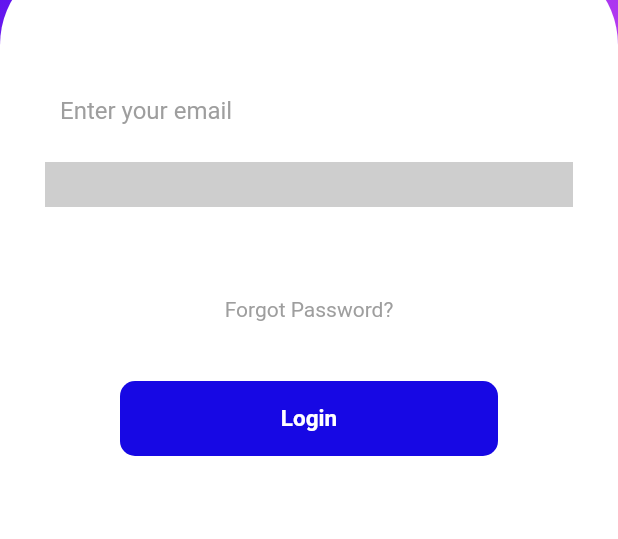
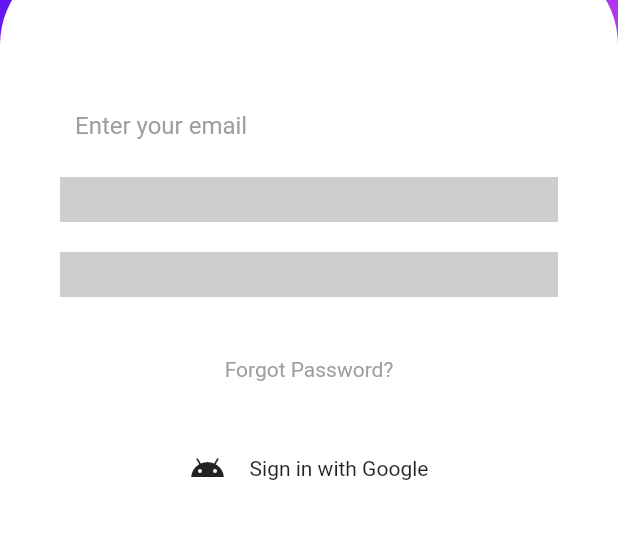
Before and after one commit to aakashsahh/Sapati-app-, a Flutter app: the screen it shows after launch, on a phone screen of 412 x 824 dp, the part 342-881 px from its top. Run offline on Flutter 3.47's test engine with Material 2 defaults, Android fonts, the phone set to English and light mode, and no system bars.

Commit message:
login button change to sign in with google button

```diff
--- a/lib/Button.dart
+++ b/lib/Button.dart
@@ -1,22 +1,43 @@
+import 'dart:ui';
+
 import 'package:flutter/material.dart';
 
 class Button extends StatelessWidget {
+  var onPressed;
+
   @override
   Widget build(BuildContext context) {
-    return Container(
-      height: 50,
-      margin: EdgeInsets.symmetric(horizontal: 50),
-      decoration: BoxDecoration(
-        color: Color.fromARGB(255, 23, 8, 228),
-        borderRadius: BorderRadius.circular(10),
-      ),
-      child: Center(
-        child: Text(
-          "Login",
-          style: TextStyle(
-              color: Colors.white, fontSize: 15, fontWeight: FontWeight.bold),
+    return InkWell(
+      onTap: () {},
+      child: Ink(
+        color: Color.fromARGB(255, 104, 105, 107),
+        child: Padding(
+          padding: EdgeInsets.all(6),
+          child: Wrap(
+            crossAxisAlignment: WrapCrossAlignment.center,
+            children: const [
+              Icon(Icons.android), // <-- Use 'Image.asset(...)' here
+              SizedBox(width: 16),
+              Text('Sign in with Google'),
+            ],
+          ),
         ),
       ),
     );
+    // return Container(
+    //   height: 50,
+    //   margin: EdgeInsets.symmetric(horizontal: 50),
+    //   decoration: BoxDecoration(
+    //     color: Color.fromARGB(255, 23, 8, 228),
+    //     borderRadius: BorderRadius.circular(10),
+    //   ),
+    //   child: Center(
+    //     child: Text(
+    //       "Continue ",
+    //       style: TextStyle(
+    //           color: Colors.white, fontSize: 15, fontWeight: FontWeight.bold),
+    //     ),
+    //   ),
+    // );
   }
 }
--- a/lib/InputField.dart
+++ b/lib/InputField.dart
@@ -31,12 +31,12 @@ class InputField extends StatelessWidget {
               bottom: BorderSide(
                   width: 30.0, color: Color.fromARGB(255, 206, 206, 206)),
             ))
-                  child: const TextField(
-                    decoration: InputDecoration(
-                        hintText: "Enter your password",
-                        hintStyle: TextStyle(color: Colors.grey),
-                        border: InputBorder.none),
-            ),
+            //       child: const TextField(
+            //         decoration: InputDecoration(
+            //             hintText: "Enter your password",
+            //             hintStyle: TextStyle(color: Colors.grey),
+            //             border: InputBorder.none),
+            // ),
             ),
       ],
     );
--- a/lib/InputWrapper.dart
+++ b/lib/InputWrapper.dart
@@ -7,7 +7,7 @@ class InputWrapper extends StatelessWidget {
   @override
   Widget build(BuildContext context) {
     return Padding(
-      padding: EdgeInsets.all(30),
+      padding: EdgeInsets.all(40),
       child: Column(
         children: <Widget>[
           SizedBox(
```
